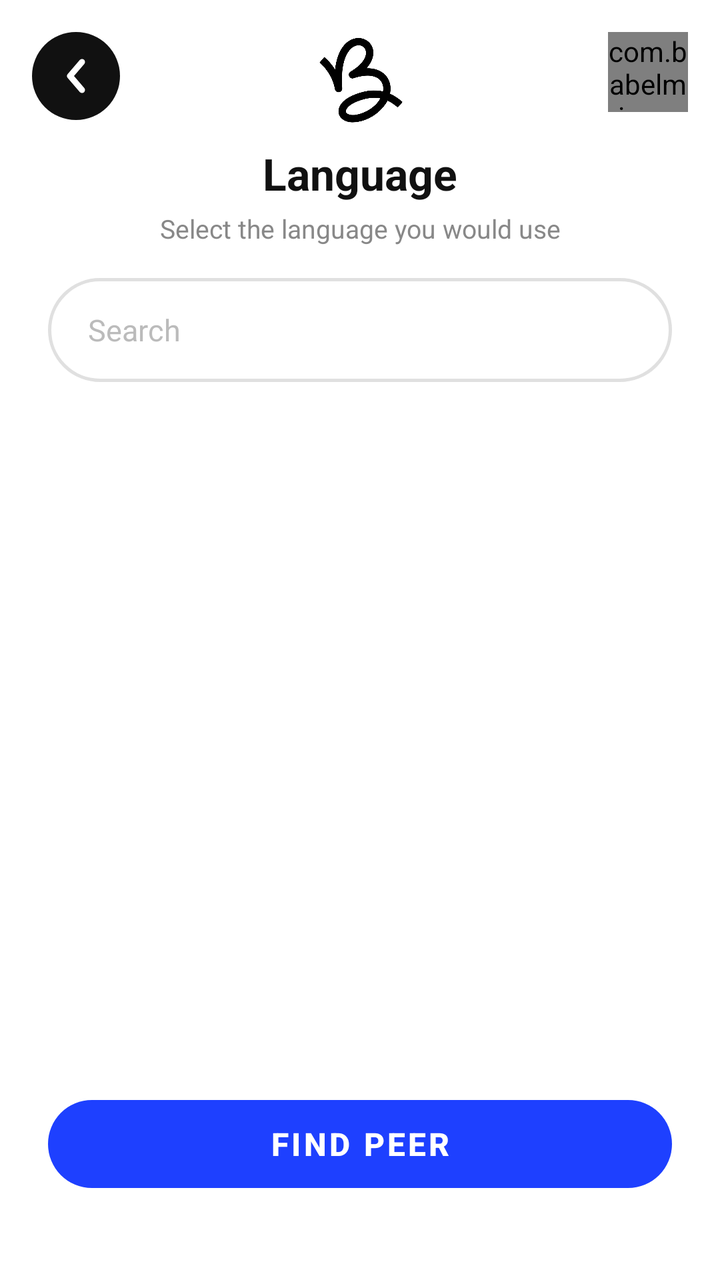
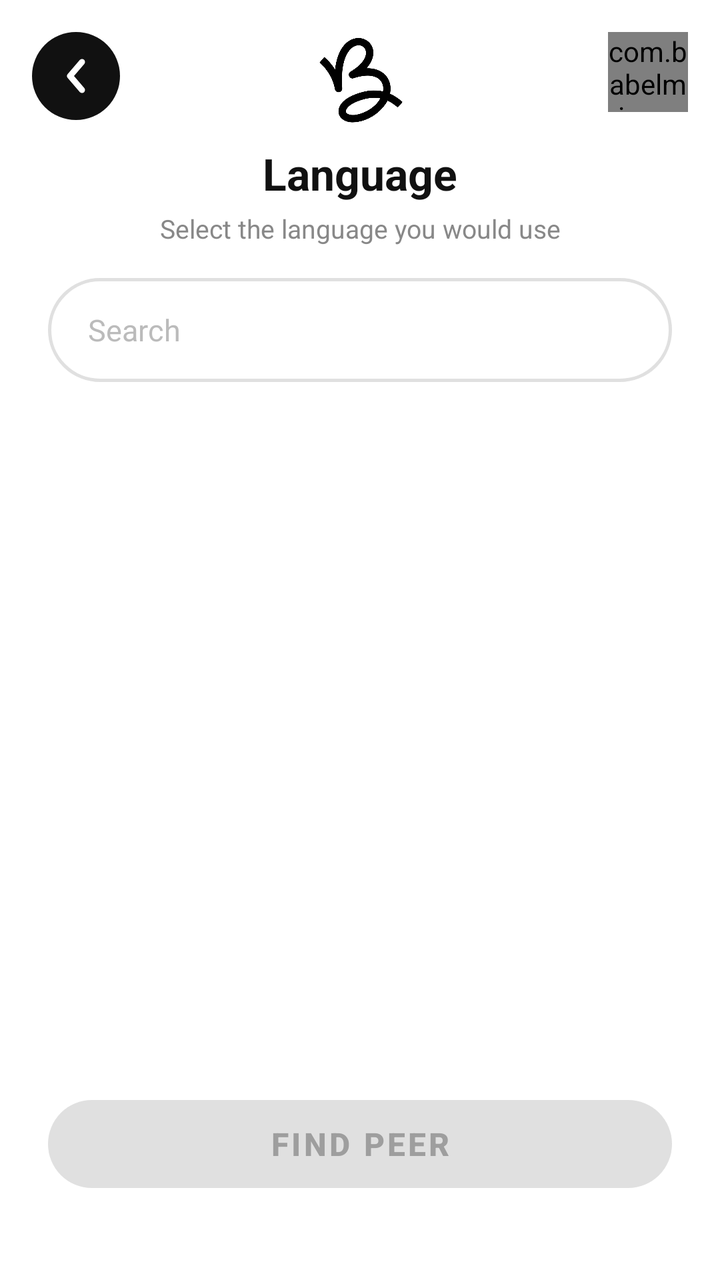

Screens rendered from an Android XML layout before and after an edit, with the pre-edit source and the edit as a unified diff.
<!-- AndroidManifest.xml: application theme Theme.BabelMic -->
<!-- res/layout/activity_language_selection.xml -->
<?xml version="1.0" encoding="utf-8"?>
<androidx.constraintlayout.widget.ConstraintLayout
    xmlns:android="http://schemas.android.com/apk/res/android"
    xmlns:app="http://schemas.android.com/apk/res-auto"
    xmlns:tools="http://schemas.android.com/tools"
    android:layout_width="match_parent"
    android:layout_height="match_parent"
    android:background="@color/background">

    
    <ImageButton
        android:id="@+id/btn_back"
        android:layout_width="44dp"
        android:layout_height="44dp"
        android:layout_marginStart="16dp"
        android:layout_marginTop="16dp"
        android:background="@drawable/bg_back_button"
        android:src="@drawable/ic_back_arrow"
        android:scaleType="center"
        android:contentDescription="@string/back"
        app:layout_constraintTop_toTopOf="parent"
        app:layout_constraintStart_toStartOf="parent" />

    
    <com.babelmic.app.ui.widget.AvatarBadgeView
        android:id="@+id/badge_my_avatar"
        android:layout_width="@dimen/avatar_badge"
        android:layout_height="@dimen/avatar_badge"
        android:layout_marginEnd="16dp"
        android:layout_marginTop="16dp"
        app:layout_constraintTop_toTopOf="parent"
        app:layout_constraintEnd_toEndOf="parent" />

    
    <ImageView
        android:id="@+id/iv_logo"
        android:layout_width="@dimen/logo_size"
        android:layout_height="@dimen/logo_size"
        android:src="@drawable/ic_logo"
        android:scaleType="fitCenter"
        android:contentDescription="BabelMic"
        android:layout_marginTop="16dp"
        app:layout_constraintTop_toTopOf="parent"
        app:layout_constraintStart_toStartOf="parent"
        app:layout_constraintEnd_toEndOf="parent" />

    
    <TextView
        android:id="@+id/tv_title"
        android:layout_width="wrap_content"
        android:layout_height="wrap_content"
        android:text="Language"
        android:textSize="22sp"
        android:textStyle="bold"
        android:textColor="@color/text_primary"
        android:layout_marginTop="8dp"
        app:layout_constraintTop_toBottomOf="@id/iv_logo"
        app:layout_constraintStart_toStartOf="parent"
        app:layout_constraintEnd_toEndOf="parent" />

    
    <TextView
        android:id="@+id/tv_subtitle"
        android:layout_width="wrap_content"
        android:layout_height="wrap_content"
        android:text="Select the language you would use"
        android:textSize="13sp"
        android:textColor="@color/text_secondary"
        android:layout_marginTop="4dp"
        app:layout_constraintTop_toBottomOf="@id/tv_title"
        app:layout_constraintStart_toStartOf="parent"
        app:layout_constraintEnd_toEndOf="parent" />

    
    <EditText
        android:id="@+id/et_search_language"
        android:layout_width="0dp"
        android:layout_height="@dimen/input_height"
        android:layout_marginHorizontal="24dp"
        android:layout_marginTop="16dp"
        android:background="@drawable/bg_input_pill"
        android:hint="Search"
        android:textColorHint="@color/text_hint"
        android:textColor="@color/text_primary"
        android:textSize="15sp"
        android:paddingHorizontal="20dp"
        android:inputType="text"
        android:singleLine="true"
        android:imeOptions="actionSearch"
        app:layout_constraintTop_toBottomOf="@id/tv_subtitle"
        app:layout_constraintStart_toStartOf="parent"
        app:layout_constraintEnd_toEndOf="parent" />

    
    <androidx.recyclerview.widget.RecyclerView
        android:id="@+id/rv_languages"
        android:layout_width="0dp"
        android:layout_height="0dp"
        android:layout_marginTop="8dp"
        android:clipToPadding="false"
        android:paddingBottom="8dp"
        app:layout_constraintTop_toBottomOf="@id/et_search_language"
        app:layout_constraintBottom_toTopOf="@id/btn_find_peer"
        app:layout_constraintStart_toStartOf="parent"
        app:layout_constraintEnd_toEndOf="parent" />

    
    <com.google.android.material.button.MaterialButton
        android:id="@+id/btn_find_peer"
        android:layout_width="0dp"
        android:layout_height="@dimen/button_height"
        android:layout_marginHorizontal="24dp"
        android:layout_marginBottom="40dp"
        android:text="Find peer"
        android:textColor="@color/text_on_blue"
        android:textSize="16sp"
        android:textStyle="bold"
        android:enabled="false"
        app:backgroundTint="@color/babelmic_blue"
        app:cornerRadius="@dimen/button_corner"
        app:elevation="0dp"
        app:layout_constraintBottom_toBottomOf="parent"
        app:layout_constraintStart_toStartOf="parent"
        app:layout_constraintEnd_toEndOf="parent" />

</androidx.constraintlayout.widget.ConstraintLayout>
<!-- resources referenced by this layout -->
<resources>
  <color name="babelmic_blue">#1E40FF</color>
  <color name="background">#FFFFFF</color>
  <color name="text_hint">#BBBBBB</color>
  <color name="text_on_blue">#FFFFFF</color>
  <color name="text_primary">#111111</color>
  <color name="text_secondary">#888888</color>
  <dimen name="avatar_badge">40dp</dimen>
  <dimen name="button_corner">28dp</dimen>
  <dimen name="button_height">56dp</dimen>
  <dimen name="input_height">52dp</dimen>
  <dimen name="logo_size">48dp</dimen>
  <!-- drawable bg_back_button (drawable) -->
  <?xml version="1.0" encoding="utf-8"?>
  <ripple xmlns:android="http://schemas.android.com/apk/res/android"
      android:color="#55FFFFFF">
      <item>
          <shape android:shape="oval">
              <solid android:color="@color/babelmic_black" />
          </shape>
      </item>
  </ripple>
  <!-- drawable bg_input_pill (drawable) -->
  <?xml version="1.0" encoding="utf-8"?>
  <shape xmlns:android="http://schemas.android.com/apk/res/android" android:shape="rectangle">
      <solid android:color="#FFFFFF" />
      <corners android:radius="28dp" />
      <stroke android:width="1.5dp" android:color="@color/input_border" />
  </shape>
  <!-- drawable ic_back_arrow (drawable) -->
  <?xml version="1.0" encoding="utf-8"?>
  <vector xmlns:android="http://schemas.android.com/apk/res/android"
      android:width="24dp"
      android:height="24dp"
      android:viewportWidth="24"
      android:viewportHeight="24">
      <path
          android:strokeColor="#FFFFFF"
          android:strokeWidth="3"
          android:strokeLineCap="round"
          android:strokeLineJoin="round"
          android:fillColor="@android:color/transparent"
          android:pathData="M15,19 L9,12 L15,5" />
  </vector>
  <string name="back">Back</string>
  <style name="Theme.BabelMic" parent="Theme.MaterialComponents.Light.NoActionBar">
          <item name="colorPrimary">@color/babelmic_blue</item>
          <item name="colorPrimaryVariant">@color/babelmic_blue_dark</item>
          <item name="colorOnPrimary">@color/text_on_blue</item>
          <item name="colorSecondary">@color/ring_pink</item>
          <item name="colorOnSecondary">@color/text_on_blue</item>
          <item name="android:colorBackground">@color/background</item>
          <item name="colorSurface">@color/surface</item>
          <item name="colorOnSurface">@color/text_primary</item>
          <item name="android:statusBarColor">@android:color/transparent</item>
          <item name="android:navigationBarColor">@android:color/transparent</item>
          <item name="android:windowLightStatusBar">true</item>
          <item name="android:windowLightNavigationBar">true</item>
          <item name="android:textColorPrimary">@color/text_primary</item>
          <item name="android:textColorSecondary">@color/text_secondary</item>
          <item name="android:textColorHint">@color/text_hint</item>
      </style>
  <color name="babelmic_black">#111111</color>
  <color name="input_border">#E0E0E0</color>
  <color name="babelmic_blue_dark">#1430CC</color>
  <color name="ring_pink">#FF2D78</color>
  <color name="surface">#FFFFFF</color>
  <!-- unchanged entries left out for length: 1 -->
</resources>

<!-- the commit's change to res/layout/activity_language_selection.xml (unified diff, before → after) -->
@@ -112,11 +112,11 @@
         android:layout_marginHorizontal="24dp"
         android:layout_marginBottom="40dp"
         android:text="Find peer"
-        android:textColor="@color/text_on_blue"
+        android:textColor="@color/button_primary_text"
         android:textSize="16sp"
         android:textStyle="bold"
         android:enabled="false"
-        app:backgroundTint="@color/babelmic_blue"
+        app:backgroundTint="@color/button_primary_background"
         app:cornerRadius="@dimen/button_corner"
         app:elevation="0dp"
         app:layout_constraintBottom_toBottomOf="parent"
